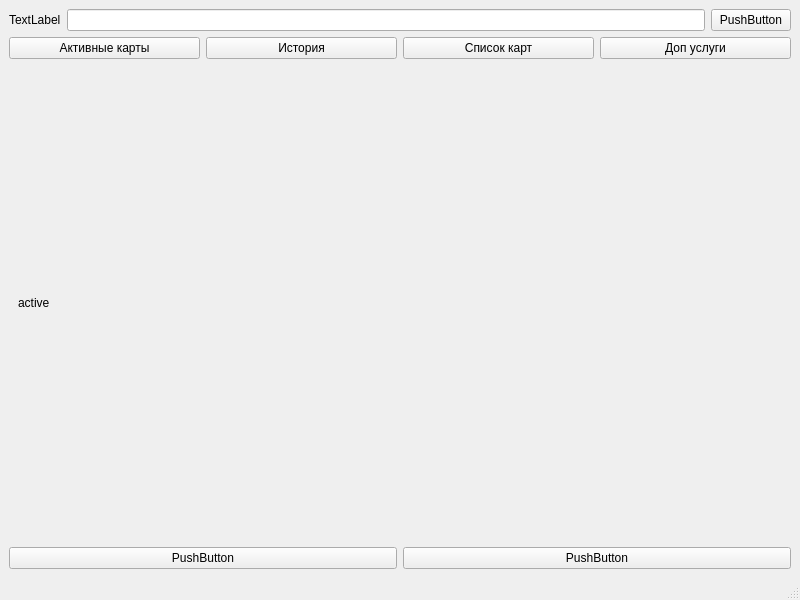
First picture: the form in src/mainwindow.ui, repository BurovNik/Place43, before the edit.
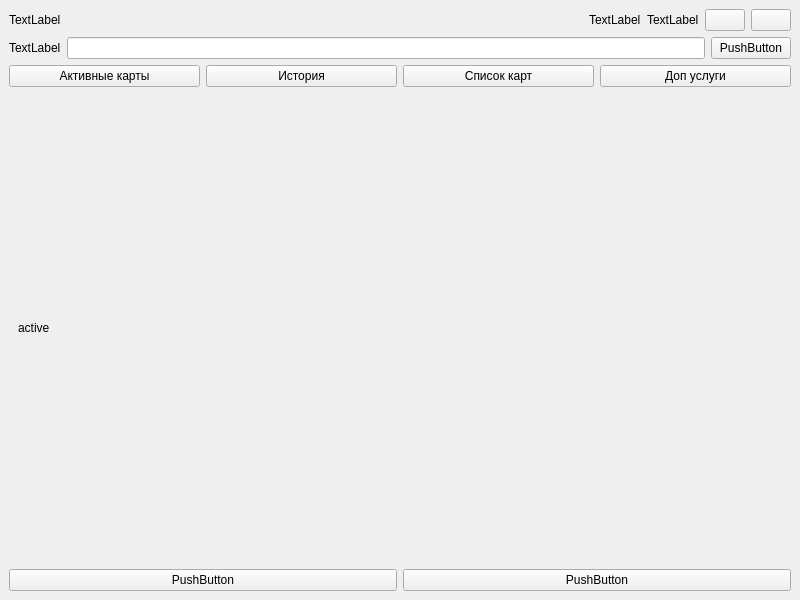
Second picture: the form after the edit. Icons and pictures are not drawn.

The edit to the form file:
```diff
--- a/src/mainwindow.ui
+++ b/src/mainwindow.ui
@@ -15,6 +15,66 @@
   </property>
   <widget class="QWidget" name="centralwidget">
    <layout class="QVBoxLayout" name="verticalLayout">
+    <item>
+     <layout class="QHBoxLayout" name="horizontalLayout_4">
+      <item>
+       <widget class="QLabel" name="label_programName">
+        <property name="text">
+         <string>TextLabel</string>
+        </property>
+       </widget>
+      </item>
+      <item>
+       <spacer name="horizontalSpacer">
+        <property name="orientation">
+         <enum>Qt::Horizontal</enum>
+        </property>
+        <property name="sizeHint" stdset="0">
+         <size>
+          <width>40</width>
+          <height>20</height>
+         </size>
+        </property>
+       </spacer>
+      </item>
+      <item>
+       <widget class="QLabel" name="label_activeCards">
+        <property name="text">
+         <string>TextLabel</string>
+        </property>
+       </widget>
+      </item>
+      <item>
+       <widget class="QLabel" name="label_activeCardsNumber">
+        <property name="text">
+         <string>TextLabel</string>
+        </property>
+       </widget>
+      </item>
+      <item>
+       <widget class="QPushButton" name="pushButton_notifications">
+        <property name="text">
+         <string/>
+        </property>
+        <property name="icon">
+         <iconset resource="../res/res.qrc">
+          <normaloff>:/icons/bell.svg</normaloff>:/icons/bell.svg</iconset>
+        </property>
+       </widget>
+      </item>
+      <item>
+       <widget class="QPushButton" name="pushButton_settings">
+        <property name="text">
+         <string/>
+        </property>
+        <property name="icon">
+         <iconset resource="../res/res.qrc">
+          <normaloff>:/icons/cogwheel.svg</normaloff>:/icons/cogwheel.svg</iconset>
+        </property>
+       </widget>
+      </item>
+     </layout>
+    </item>
     <item>
      <layout class="QHBoxLayout" name="horizontalLayout_2">
       <item>
@@ -148,17 +208,6 @@
     </item>
    </layout>
   </widget>
-  <widget class="QMenuBar" name="menubar">
-   <property name="geometry">
-    <rect>
-     <x>0</x>
-     <y>0</y>
-     <width>800</width>
-     <height>22</height>
-    </rect>
-   </property>
-  </widget>
-  <widget class="QStatusBar" name="statusbar"/>
  </widget>
  <resources/>
  <connections/>
```
Left out of the diff: 4 changed lines with no effect on the pictures.
